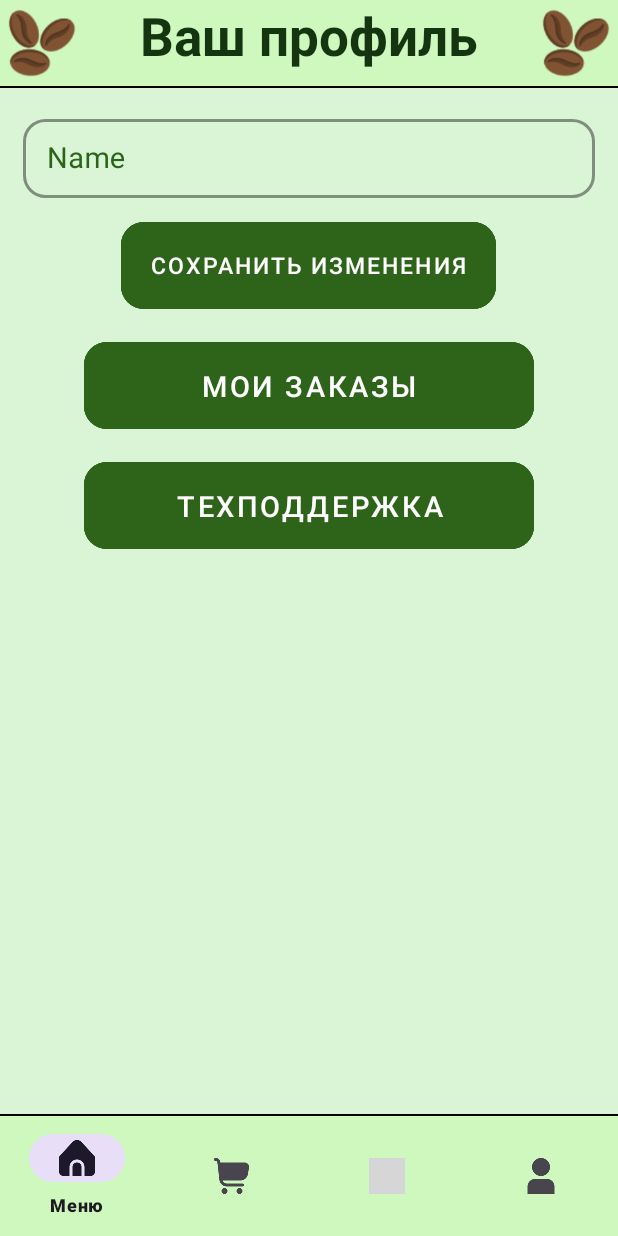
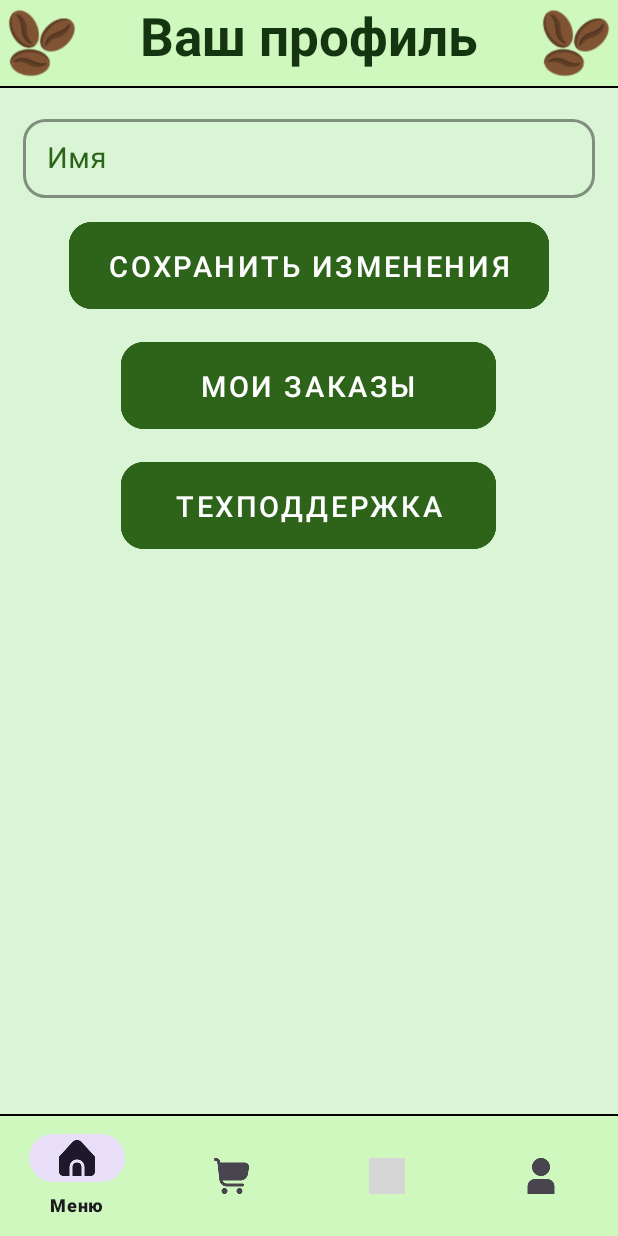
Before and after one commit to kirushaaxd/CoffeeIn_kp, an Android app: the fragment FragmentProfile placed in its activity, on a phone screen of 412 x 824 dp. Run offline under Robolectric (Android 15) with nearby library versions, the phone set to English and light mode, and no system bars; our stand-ins replace Firebase (no records; nobody signed in at launch, a user with empty details on screens opened directly), Picasso; 1 statement that could not run was skipped; grey boxes are pictures that could not be loaded.

Commit message:
Small update before git push

```diff
--- a/app/src/main/java/com/example/coffeein_kp/StaticResources.java
+++ b/app/src/main/java/com/example/coffeein_kp/StaticResources.java
@@ -43,7 +43,6 @@ public class StaticResources {
     static ClientOrders clientOrders;
     static DocumentReference clientOrdersDocumentReference;
 
-
     // Работа с Firebase
     static FirebaseFirestore fBase;
     static FirebaseAuth mAuth;
--- a/app/src/main/res/layout/fragment_profile.xml
+++ b/app/src/main/res/layout/fragment_profile.xml
@@ -82,10 +82,10 @@
             android:layout_gravity="center"
             style="@style/NavigationButton"
             android:text="Сохранить изменения"
-            android:layout_width="250sp"
+            android:layout_width="320sp"
             android:layout_height="70sp"
             android:layout_marginTop="10sp"
-            android:textSize="15sp"
+            android:textSize="19sp"
             android:backgroundTint="@color/green"
             />
 
@@ -96,7 +96,7 @@
         android:layout_gravity="center"
         style="@style/NavigationButton"
         android:text="Мои заказы"
-        android:layout_width="300sp"
+        android:layout_width="250sp"
         android:layout_height="70sp"
         android:textSize="19sp"
         android:layout_marginTop="10sp"
@@ -108,7 +108,7 @@
         android:layout_gravity="center"
         style="@style/NavigationButton"
         android:text="Техподдержка"
-        android:layout_width="300sp"
+        android:layout_width="250sp"
         android:layout_height="70sp"
         android:textSize="19sp"
         android:layout_marginTop="10sp"
--- a/app/src/main/res/values/strings.xml
+++ b/app/src/main/res/values/strings.xml
@@ -1,8 +1,8 @@
 <resources>
     <string name="app_name">CoffeeIn_kp</string>
 
-    <string name="name">Name</string>
-    <string name="email">Email</string>
-    <string name="password">Password</string>
-    <string name="confirm_password">Confirm password</string>
+    <string name="name">Имя</string>
+    <string name="email">Почта</string>
+    <string name="password">Пароль</string>
+    <string name="confirm_password">Подтверждение пароля</string>
 </resources>
```
